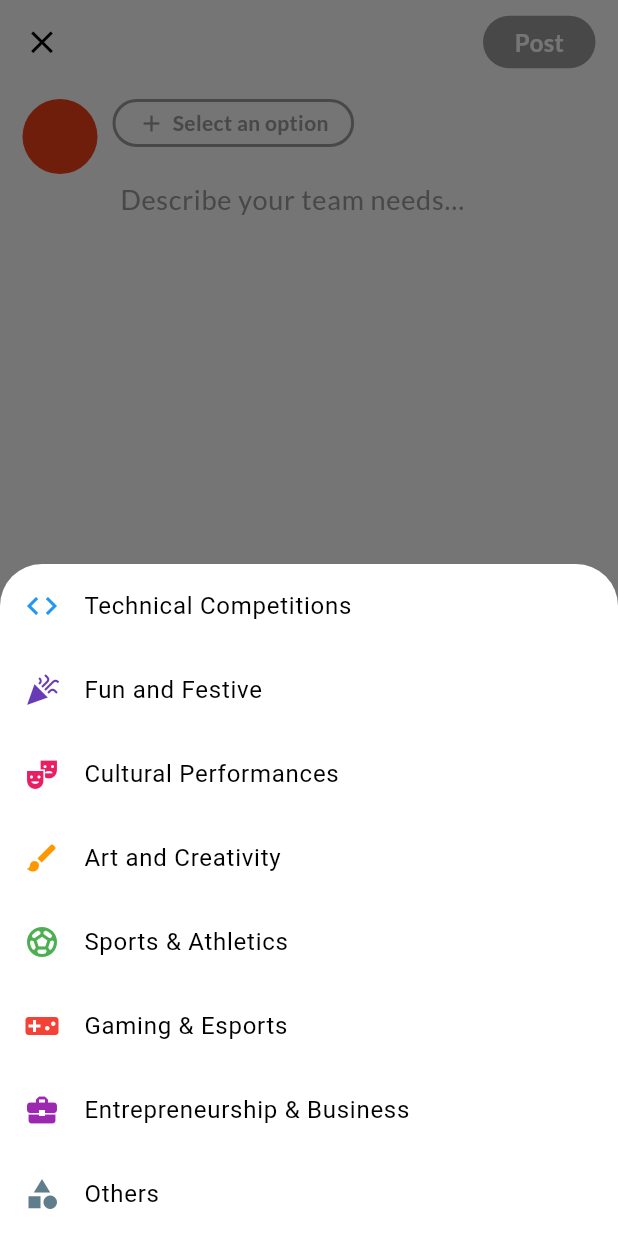
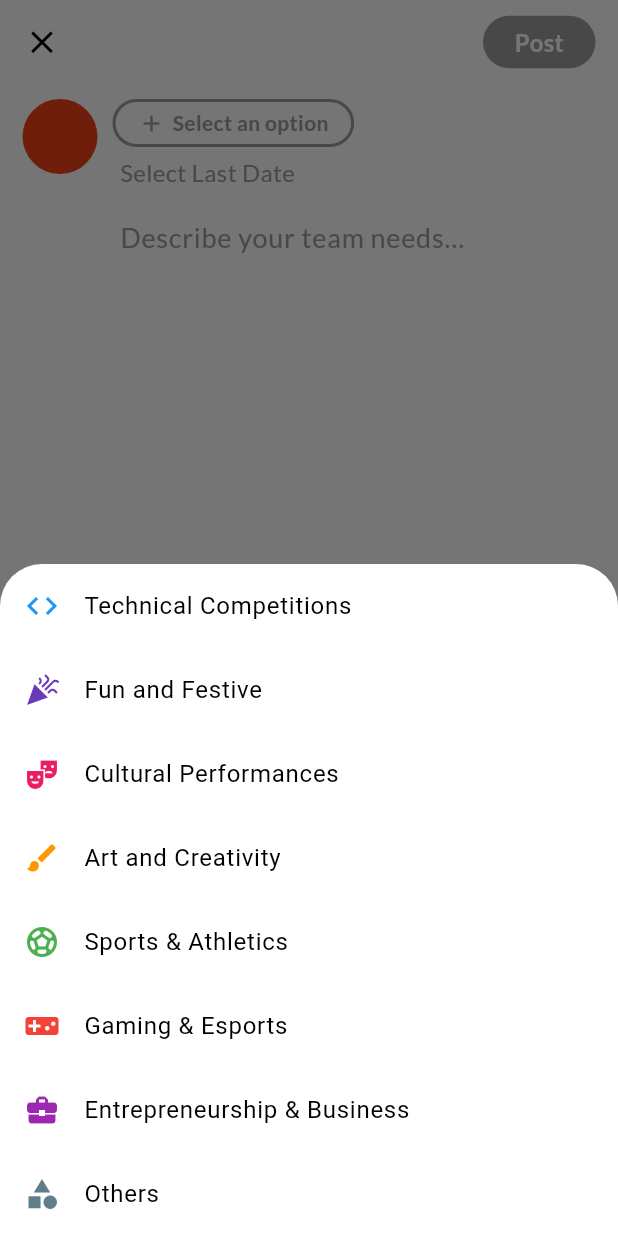
Before and after one commit to Mudit200408/ace_broadcast, a Flutter app: the CreatePostPage screen opened directly, after a tap on "Select an option", on a phone screen of 412 x 824 dp. Run offline on Flutter 3.47's test engine with Material 3 defaults, Android fonts, the phone set to English and light mode, and no system bars; our stand-ins replace carousel_slider, google_fonts, iconsax, like_button, salomon_bottom_bar, share_plus; network calls fail.

Commit message:
Include date selection

```diff
--- a/lib/pages/user/find_teammates/create_post_team.dart
+++ b/lib/pages/user/find_teammates/create_post_team.dart
@@ -1,6 +1,7 @@
 import 'package:ace_broadcast/model/event_category.dart';
 import 'package:flutter/material.dart';
 import 'package:google_fonts/google_fonts.dart';
+import 'package:intl/intl.dart';
 
 class CreatePostPage extends StatefulWidget {
   const CreatePostPage({Key? key}) : super(key: key);
@@ -12,6 +13,7 @@ class CreatePostPage extends StatefulWidget {
 class _CreatePostPageState extends State<CreatePostPage> {
   final TextEditingController _postController = TextEditingController();
   int _charCount = 0;
+  DateTime? _selectedDate;
 
   Category selectedCategory = Category(
     index: 0,
@@ -36,7 +38,8 @@ class _CreatePostPageState extends State<CreatePostPage> {
   void _validateInput() {
     setState(() {
       isButtonEnabled = _postController.text.trim().isNotEmpty &&
-          selectedCategory.name != 'Select an option';
+          selectedCategory.name != 'Select an option' &&
+          _selectedDate != null;
     });
   }
 
@@ -109,32 +112,12 @@ class _CreatePostPageState extends State<CreatePostPage> {
                           'https://avatarfiles.alphacoders.com/375/thumb-1920-375791.jpeg'),
                     ),
                     const SizedBox(width: 10),
+                    Column(
+                      crossAxisAlignment: CrossAxisAlignment.start,
+                      children: [
                         GestureDetector(
                           onTap: () {
-                        showModalBottomSheet(
-                          context: context,
-                          builder: (BuildContext context) {
-                            return SingleChildScrollView(
-                              child: Column(
-                                mainAxisSize: MainAxisSize.min,
-                                children: categories.map((category) {
-                                  return ListTile(
-                                    leading: Icon(category.icon,
-                                        color: category.color),
-                                    title: Text(category.name),
-                                    onTap: () {
-                                      setState(() {
-                                        selectedCategory = category;
-                                      });
-                                      Navigator.pop(context);
-                                      _validateInput();
-                                    },
-                                  );
-                                }).toList(),
-                              ),
-                            );
-                          },
-                        );
+                            categorySelectBottomBar(context);
                           },
                           child: Container(
                             padding: const EdgeInsets.symmetric(
@@ -164,6 +147,36 @@ class _CreatePostPageState extends State<CreatePostPage> {
                             ),
                           ),
                         ),
+                        Padding(
+                          padding: const EdgeInsets.all(5),
+                          child: GestureDetector(
+                            onTap: () async {
+                              DateTime? pickedDate = await showDatePicker(
+                                context: context,
+                                initialDate: DateTime.now(),
+                                firstDate: DateTime.now(),
+                                lastDate:
+                                    DateTime.now().add(Duration(days: 60)),
+                              );
+                              if (pickedDate != null) {
+                                setState(() {
+                                  _selectedDate = pickedDate;
+                                });
+                              }
+                            },
+                            child: Text(
+                              _selectedDate != null
+                                  ? DateFormat('dd MMM').format(_selectedDate!)
+                                  : 'Select Last Date',
+                              style: GoogleFonts.lato(
+                                  color:
+                                      Theme.of(context).colorScheme.surfaceDim,
+                                  fontSize: 16),
+                            ),
+                          ),
+                        )
+                      ],
+                    ),
                     const Spacer(),
                     Padding(
                       padding: const EdgeInsets.only(top: 8, right: 10),
@@ -172,14 +185,14 @@ class _CreatePostPageState extends State<CreatePostPage> {
                         style: GoogleFonts.lato(
                           color: Colors.red,
                           fontWeight: FontWeight.bold,
-                          fontSize: 14,
+                          fontSize: 15,
                         ),
                       ),
                     ),
                   ],
                 ),
                 Padding(
-                  padding: const EdgeInsets.only(left: 65),
+                  padding: const EdgeInsets.only(left: 65, top: 10),
                   child: TextField(
                     controller: _postController,
                     maxLength: 280,
@@ -205,4 +218,30 @@ class _CreatePostPageState extends State<CreatePostPage> {
       ),
     );
   }
+
+  Future<dynamic> categorySelectBottomBar(BuildContext context) {
+    return showModalBottomSheet(
+      context: context,
+      builder: (BuildContext context) {
+        return SingleChildScrollView(
+          child: Column(
+            mainAxisSize: MainAxisSize.min,
+            children: categories.map((category) {
+              return ListTile(
+                leading: Icon(category.icon, color: category.color),
+                title: Text(category.name),
+                onTap: () {
+                  setState(() {
+                    selectedCategory = category;
+                  });
+                  Navigator.pop(context);
+                  _validateInput();
+                },
+              );
+            }).toList(),
+          ),
+        );
+      },
+    );
   }
+}
--- a/lib/widgets/post_widget/post_reactions.dart
+++ b/lib/widgets/post_widget/post_reactions.dart
@@ -31,7 +31,7 @@ class PostReactions extends StatelessWidget {
           likeCount: likesCount,
           likeBuilder: (bool isLiked) {
             return Icon(
-              isLiked ? Icons.favorite : Iconsax.heart,
+              isLiked ? Iconsax.heart5 : Iconsax.heart,
               color: isLiked ? Colors.red : Theme.of(context).iconTheme.color,
               size: 20,
             );
--- a/pubspec.yaml
+++ b/pubspec.yaml
@@ -20,6 +20,7 @@ dependencies:
   comment_tree: ^0.3.0
   share_plus: ^10.1.3
   like_button: ^2.0.5
+  intl: ^0.20.1
 
 dev_dependencies:
   flutter_test:
```
Also changed, not shown: pubspec.lock, 1 other file. Lines whose indentation alone changed are shown as unchanged.
